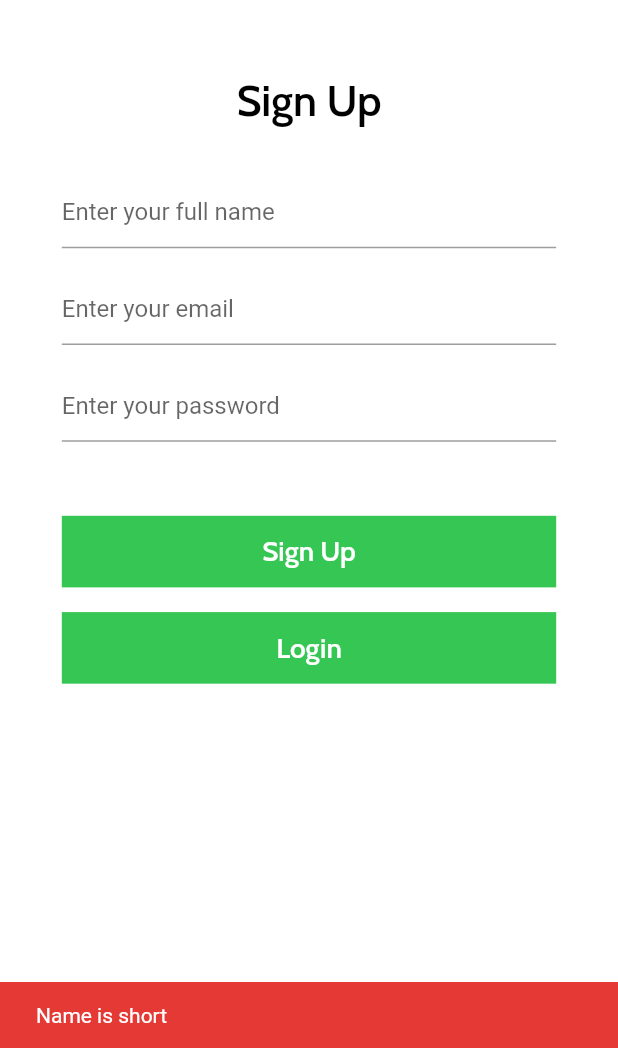
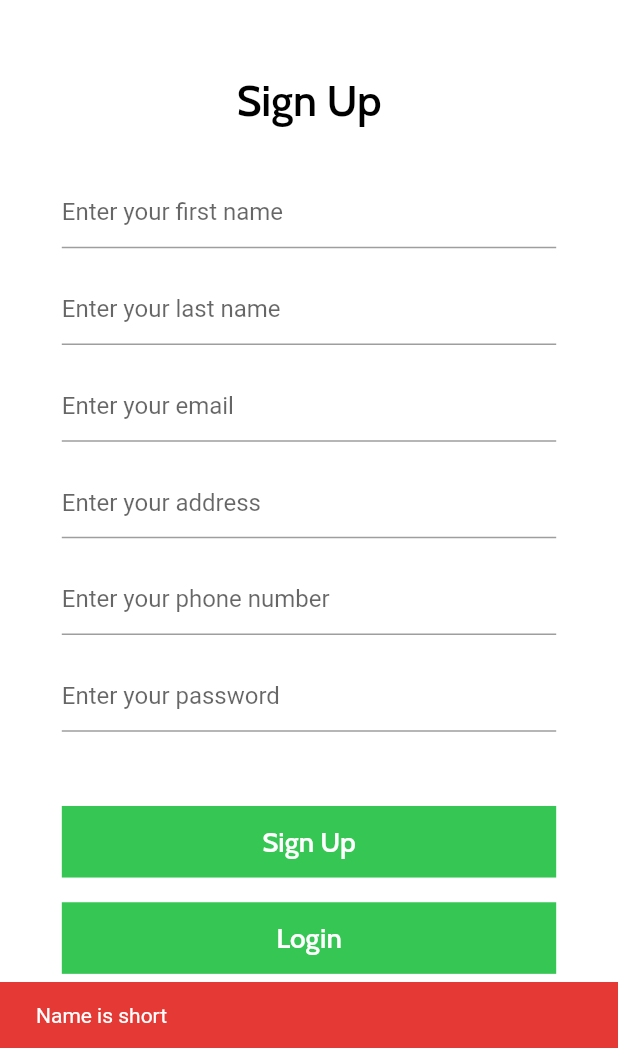
Before and after one commit to Sheikh12345/smart_optician, a Flutter app: the SignUp screen opened directly, after a tap on "Sign Up", on a phone screen of 412 x 824 dp, the part 188-1236 px from its top. Run offline on Flutter 3.47's test engine with Material 2 defaults, Android fonts, the phone set to English and light mode, and no system bars; our stand-ins replace animated_text_kit, audioplayers, cached_network_image, camera, cloud_firestore, email_validator and 10 more; missing offline and left inert: flutter_sound_lite; accounts and stored records are empty; network calls fail; Roboto replaces fonts that are missing (Courgette).

```diff
--- a/lib/firebase_interaction/auth.dart
+++ b/lib/firebase_interaction/auth.dart
@@ -13,15 +13,22 @@ import 'package:smart_optician/registration/login_screen.dart';
 class AuthOperations {
   final FirebaseAuth _auth = FirebaseAuth.instance;
 
-  signUp(BuildContext context, String email, String password,
-      String fullName) async {
+  signUp({required BuildContext context,required  String email,required String password,
+    required  String firstName,required  String lastName,required  String address,required String phoneNum}) async {
     try {
       UserCredential userCredential = await _auth
           .createUserWithEmailAndPassword(email: email, password: password);
 
       if (userCredential.user != null) {
         User? user = _auth.currentUser;
-        FireStoreAuthData().storeSignUpData(fullName);
+        Map<String,dynamic> map = {
+          'firstName':firstName,
+    'lastName':lastName,
+          'address':address,
+          'phoneNum':phoneNum,
+          'image':'https://upload.wikimedia.org/wikipedia/commons/8/89/Portrait_Placeholder.png'
+        };
+        FireStoreAuthData().storeSignUpData(map);
         if (user != null && !user.emailVerified) {
           showSnackBarFailed(context, 'Please verify your email first.');
 
--- a/lib/firebase_interaction/firestore/fire_store_auth.dart
+++ b/lib/firebase_interaction/firestore/fire_store_auth.dart
@@ -2,10 +2,8 @@ import 'package:cloud_firestore/cloud_firestore.dart';
 import 'package:firebase_auth/firebase_auth.dart';
 
 class FireStoreAuthData{
-  storeSignUpData(String name){
-    FirebaseFirestore.instance.collection('users').doc(FirebaseAuth.instance.currentUser!.uid).set({
-      'name':name
-    }).whenComplete((){
+  storeSignUpData(Map<String,dynamic> data){
+    FirebaseFirestore.instance.collection('users').doc(FirebaseAuth.instance.currentUser!.uid).set(data).whenComplete((){
       print("Auth data is stored");
     });
   }
--- a/lib/registration/sign_up.dart
+++ b/lib/registration/sign_up.dart
@@ -17,7 +17,11 @@ class SignUp extends StatefulWidget {
 class _SignUpState extends State<SignUp> {
   final TextEditingController _controllerEmail = TextEditingController();
   final TextEditingController _controllerPassword = TextEditingController();
-  final TextEditingController _controllerfullName = TextEditingController();
+  final TextEditingController _controllerFirstName = TextEditingController();
+  final TextEditingController _controllerLastName = TextEditingController();
+  final TextEditingController _controllerAddress = TextEditingController();
+  final TextEditingController _controllerPhoneNum = TextEditingController();
+
   int? roleValue;
   @override
   Widget build(BuildContext context) {
@@ -58,9 +62,20 @@ class _SignUpState extends State<SignUp> {
                 width: size.width * 0.8,
                 child: TextField(
                   autofocus: false,
-                  controller: _controllerfullName,
+                  controller: _controllerFirstName,
                   decoration: const InputDecoration(
-                    hintText: "Enter your full name",
+                    hintText: "Enter your first name",
+                  ),
+                ),
+              ),
+              Container(
+                margin: EdgeInsets.only(top: size.height * 0.02),
+                width: size.width * 0.8,
+                child: TextField(
+                  autofocus: false,
+                  controller: _controllerLastName,
+                  decoration: const InputDecoration(
+                    hintText: "Enter your last name",
                   ),
                 ),
               ),
@@ -72,6 +87,28 @@ class _SignUpState extends State<SignUp> {
                   controller: _controllerEmail,
                   decoration: const InputDecoration(
                     hintText: "Enter your email",
+                  ),
+                ),
+              ),
+              Container(
+                margin: EdgeInsets.only(top: size.height * 0.02),
+                width: size.width * 0.8,
+                child: TextField(
+                  autofocus: false,
+                  controller: _controllerAddress,
+                  decoration: const InputDecoration(
+                    hintText: "Enter your address",
+                  ),
+                ),
+              ),
+              Container(
+                margin: EdgeInsets.only(top: size.height * 0.02),
+                width: size.width * 0.8,
+                child: TextField(
+                  autofocus: false,
+                  controller: _controllerPhoneNum,
+                  decoration: const InputDecoration(
+                    hintText: "Enter your phone number",
                   ),
                 ),
               ),
@@ -145,7 +182,7 @@ class _SignUpState extends State<SignUp> {
   }
 
   signUp(BuildContext context) {
-    if (_controllerfullName.text.replaceAll(' ', '').length < 3) {
+    if (_controllerFirstName.text.replaceAll(' ', '').length < 3) {
       showSnackBarFailed(context, 'Name is short');
     } else if (!EmailValidator.validate(
         _controllerEmail.text.replaceAll(' ', ''))) {
@@ -155,9 +192,14 @@ class _SignUpState extends State<SignUp> {
 
       Fluttertoast.showToast(msg: '', backgroundColor: Colors.red);
     } else {
-      AuthOperations().signUp(context, _controllerEmail.text,
-          _controllerPassword.text, _controllerfullName.text);
+      AuthOperations().signUp(
+          context: context,
+          email: _controllerEmail.text,
+          address: _controllerAddress.text,
+          firstName: _controllerFirstName.text,
+          lastName: _controllerLastName.text,
+          password: _controllerPassword.text,
+          phoneNum: _controllerPhoneNum.text);
     }
   }
-
 }
```
Also changed, not shown: lib/home_screen_customer/components/Product_detail_screen/product_detail.dart (+43 -1 lines), lib/home_screen_customer/components/chat_screen/list_of_chat_users.dart (+6 -6 lines), lib/home_screen_customer/components/drawer/custom_drawer.dart (+41 -34 lines), lib/home_screen_customer/components/profile/profile_screen.dart (added, +282 -0 lines), lib/home_screen_customer/components/wish_list/wish_list.dart (added, +119 -0 lines), lib/home_screen_customer/home_screen.dart (+15 -9 lines), lib/main.dart (+4 -5 lines).
